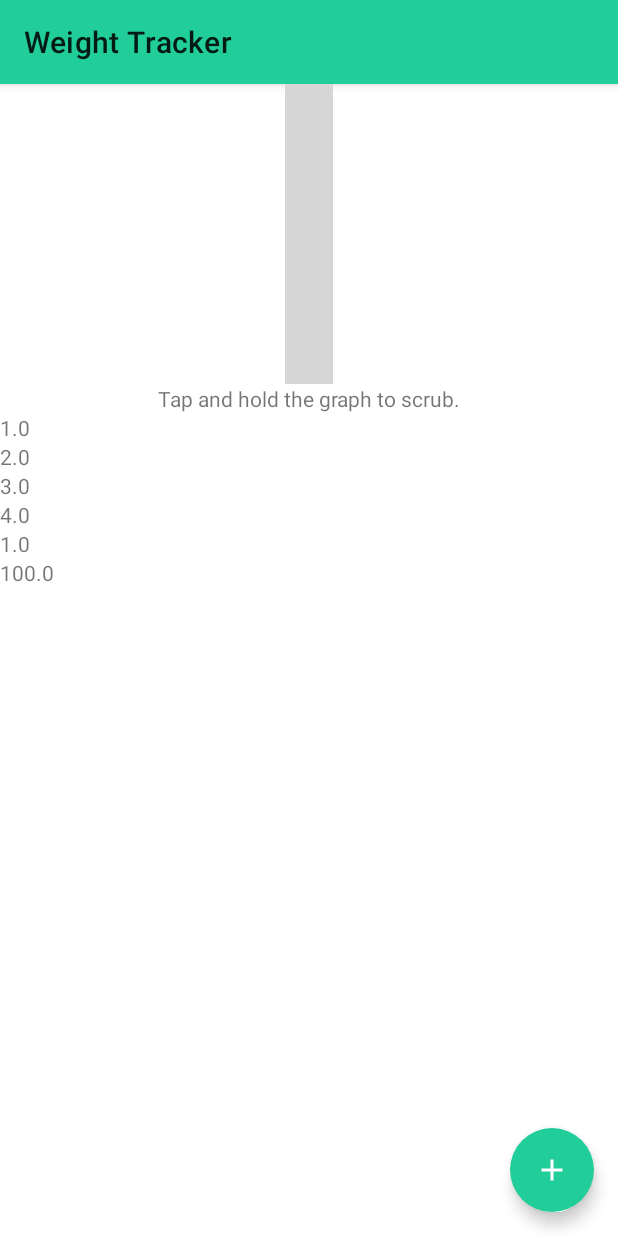
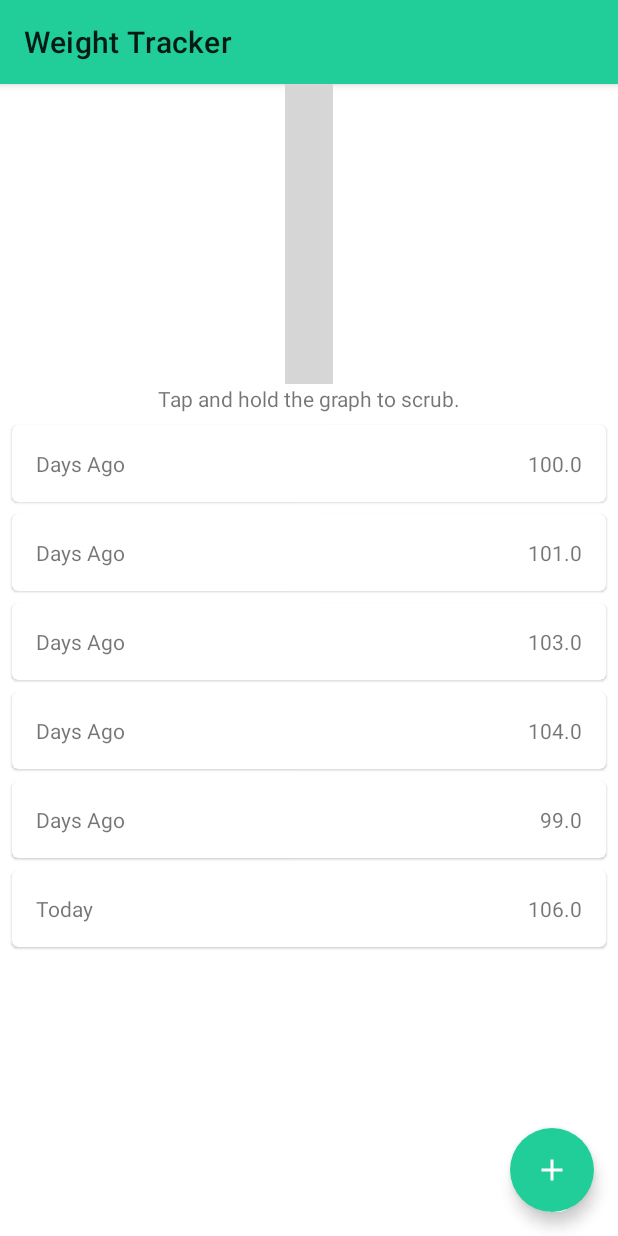
Before and after one commit to brian-norman/weightLess, an Android app: the screen it shows after launch (MainActivity), after a tap on an icon or button, on a phone screen of 412 x 824 dp. Run offline under Robolectric (Android 15) with nearby library versions, the phone set to English and light mode, and no system bars; libraries missing offline, so code that uses them is left out: com.robinhood.spark; plain views replace SparkView; 3 statements that could not run were skipped; grey boxes are pictures that could not be loaded.

Commit message:
Cards for weight entries

```diff
--- a/app/src/main/java/com/example/weighttracker/MainFragment.kt
+++ b/app/src/main/java/com/example/weighttracker/MainFragment.kt
@@ -43,12 +43,12 @@ class MainFragment : Fragment() {
         }
 
         addWeightButton.setOnClickListener {
-            viewModel.addNewWeight(100f)
+            viewModel.addNewWeight(WeightEntry("Today", 106f))
         }
 
         viewModel.chartData.observe(viewLifecycleOwner, Observer {
-            chartAdapter.setData(it ?: emptyList())
-            weightAdapter.setData(it.map { weight -> WeightEntry("", weight) })
+            chartAdapter.setData(it.map { weightEntry ->  weightEntry.weight })
+            weightAdapter.setData(it)
         })
     }
 
--- a/app/src/main/java/com/example/weighttracker/MainViewModel.kt
+++ b/app/src/main/java/com/example/weighttracker/MainViewModel.kt
@@ -6,16 +6,24 @@ import androidx.lifecycle.ViewModel
 
 class MainViewModel : ViewModel() {
 
-    private val _chartData: MutableLiveData<List<Float>> = MutableLiveData()
-    val chartData: LiveData<List<Float>> = _chartData
+    private val _chartData: MutableLiveData<List<WeightEntry>> = MutableLiveData()
+    val chartData: LiveData<List<WeightEntry>> = _chartData
 
     init {
-        _chartData.postValue(listOf(1f, 2f, 3f, 4f, 1f))
+        _chartData.postValue(
+            listOf(
+                WeightEntry("Days Ago", 100f),
+                WeightEntry("Days Ago", 101f),
+                WeightEntry("Days Ago", 103f),
+                WeightEntry("Days Ago", 104f),
+                WeightEntry("Days Ago", 99f)
+            )
+        )
     }
 
-    fun addNewWeight(weight: Float) {
+    fun addNewWeight(weightEntry: WeightEntry) {
         val mutable = _chartData.value?.toMutableList() ?: mutableListOf()
-        mutable.add(weight)
+        mutable.add(weightEntry)
         _chartData.value = mutable
     }
 
--- a/app/src/main/java/com/example/weighttracker/WeightAdapter.kt
+++ b/app/src/main/java/com/example/weighttracker/WeightAdapter.kt
@@ -1,26 +1,33 @@
 package com.example.weighttracker
 
 import android.view.LayoutInflater
+import android.view.View
 import android.view.ViewGroup
 import android.widget.TextView
+import androidx.cardview.widget.CardView
 import androidx.recyclerview.widget.RecyclerView
+import kotlinx.android.synthetic.main.item_weight_entry.view.*
 
 class WeightAdapter(
     private var data: List<WeightEntry>
 ) : RecyclerView.Adapter<WeightAdapter.ViewHolder>() {
 
-    class ViewHolder(val textView: TextView) : RecyclerView.ViewHolder(textView)
+    class ViewHolder(itemView: CardView) : RecyclerView.ViewHolder(itemView) {
+        val weightTextView: TextView = itemView.weightTextView
+        val dateTextView: TextView = itemView.dateTextView
+    }
 
     override fun onCreateViewHolder(parent: ViewGroup, viewType: Int): ViewHolder {
-        val textView = LayoutInflater.from(parent.context)
-            .inflate(R.layout.item_weight_entry, parent, false) as TextView
-        return ViewHolder(textView)
+        val itemView = LayoutInflater.from(parent.context)
+            .inflate(R.layout.item_weight_entry, parent, false) as CardView
+        return ViewHolder(itemView)
     }
 
     override fun getItemCount(): Int = data.size
 
     override fun onBindViewHolder(holder: ViewHolder, position: Int) {
-        holder.textView.text = data[position].weight.toString()
+        holder.weightTextView.text = data[position].weight.toString()
+        holder.dateTextView.text = data[position].date
     }
 
     fun setData(newData: List<WeightEntry>) {
--- a/app/src/main/res/layout/item_weight_entry.xml
+++ b/app/src/main/res/layout/item_weight_entry.xml
@@ -1,6 +1,38 @@
 <?xml version="1.0" encoding="utf-8"?>
-<TextView xmlns:android="http://schemas.android.com/apk/res/android"
+
+<com.google.android.material.card.MaterialCardView xmlns:android="http://schemas.android.com/apk/res/android"
+    xmlns:app="http://schemas.android.com/apk/res-auto"
+    xmlns:tools="http://schemas.android.com/tools"
+    style="@style/Widget.MaterialComponents.CardView"
     android:layout_width="match_parent"
-    android:layout_height="wrap_content">
+    android:layout_height="wrap_content"
+    android:layout_marginLeft="@dimen/mtrl_card_spacing"
+    android:layout_marginTop="@dimen/mtrl_card_spacing"
+    android:layout_marginRight="@dimen/mtrl_card_spacing"
+    tools:ignore="PrivateResource">
 
-</TextView>
+    <androidx.constraintlayout.widget.ConstraintLayout
+        android:layout_width="match_parent"
+        android:layout_height="match_parent">
+
+        <TextView
+            android:id="@+id/dateTextView"
+            android:layout_width="wrap_content"
+            android:layout_height="wrap_content"
+            android:layout_margin="16dp"
+            app:layout_constraintBottom_toBottomOf="parent"
+            app:layout_constraintStart_toStartOf="parent"
+            app:layout_constraintTop_toTopOf="parent" />
+
+        <TextView
+            android:id="@+id/weightTextView"
+            android:layout_width="wrap_content"
+            android:layout_height="wrap_content"
+            android:layout_margin="16dp"
+            app:layout_constraintBottom_toBottomOf="parent"
+            app:layout_constraintEnd_toEndOf="parent"
+            app:layout_constraintTop_toTopOf="parent" />
+
+    </androidx.constraintlayout.widget.ConstraintLayout>
+
+</com.google.android.material.card.MaterialCardView>
```
